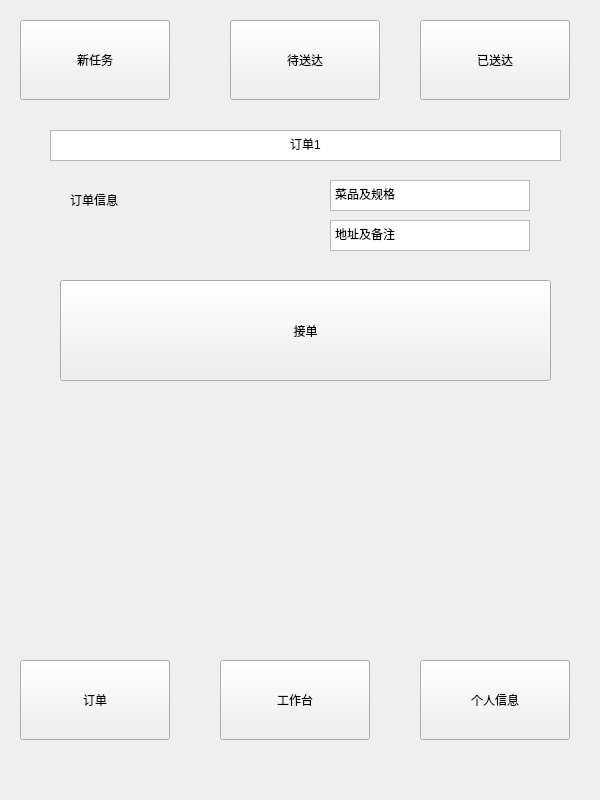
Before: the Qt Designer form business/shangjia.ui in chichuxwx/Food-delivery-platform, drawn with Qt 5.
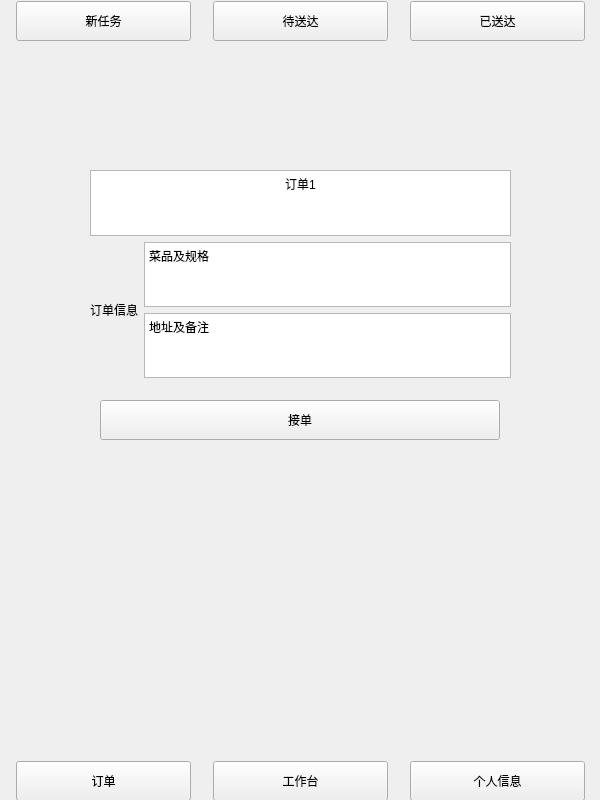
After: the same form once the commit is applied.

```diff
--- a/business/shangjia.ui
+++ b/business/shangjia.ui
@@ -13,169 +13,262 @@
   <property name="windowTitle">
    <string>Form</string>
   </property>
-  <widget class="QLabel" name="label">
-   <property name="geometry">
-    <rect>
-     <x>70</x>
-     <y>190</y>
-     <width>69</width>
-     <height>19</height>
-    </rect>
-   </property>
-   <property name="text">
-    <string>订单信息</string>
-   </property>
-  </widget>
-  <widget class="QPushButton" name="pushButton_4">
-   <property name="geometry">
-    <rect>
-     <x>20</x>
-     <y>660</y>
-     <width>150</width>
-     <height>80</height>
-    </rect>
-   </property>
-   <property name="text">
-    <string>订单</string>
-   </property>
-  </widget>
-  <widget class="QPushButton" name="pushButton_6">
-   <property name="geometry">
-    <rect>
-     <x>220</x>
-     <y>660</y>
-     <width>150</width>
-     <height>80</height>
-    </rect>
-   </property>
-   <property name="text">
-    <string>工作台</string>
-   </property>
-  </widget>
-  <widget class="QPushButton" name="pushButton_2">
-   <property name="geometry">
-    <rect>
-     <x>230</x>
-     <y>20</y>
-     <width>150</width>
-     <height>80</height>
-    </rect>
-   </property>
-   <property name="text">
-    <string>待送达</string>
-   </property>
-  </widget>
-  <widget class="QTextBrowser" name="textBrowser_3">
-   <property name="geometry">
-    <rect>
-     <x>330</x>
-     <y>220</y>
-     <width>200</width>
-     <height>31</height>
-    </rect>
-   </property>
-   <property name="html">
-    <string>&lt;!DOCTYPE HTML PUBLIC &quot;-//W3C//DTD HTML 4.0//EN&quot; &quot;http://www.w3.org/TR/REC-html40/strict.dtd&quot;&gt;
-&lt;html&gt;&lt;head&gt;&lt;meta name=&quot;qrichtext&quot; content=&quot;1&quot; /&gt;&lt;meta charset=&quot;utf-8&quot; /&gt;&lt;style type=&quot;text/css&quot;&gt;
-p, li { white-space: pre-wrap; }
-hr { height: 1px; border-width: 0; }
-li.unchecked::marker { content: &quot;\2610&quot;; }
-li.checked::marker { content: &quot;\2612&quot;; }
-&lt;/style&gt;&lt;/head&gt;&lt;body style=&quot; font-family:'Microsoft YaHei UI'; font-size:9pt; font-weight:400; font-style:normal;&quot;&gt;
-&lt;p style=&quot; margin-top:0px; margin-bottom:0px; margin-left:0px; margin-right:0px; -qt-block-indent:0; text-indent:0px;&quot;&gt;地址及备注&lt;/p&gt;&lt;/body&gt;&lt;/html&gt;</string>
-   </property>
-  </widget>
-  <widget class="QTextBrowser" name="textBrowser">
-   <property name="geometry">
-    <rect>
-     <x>50</x>
-     <y>130</y>
-     <width>511</width>
-     <height>31</height>
-    </rect>
-   </property>
-   <property name="html">
-    <string>&lt;!DOCTYPE HTML PUBLIC &quot;-//W3C//DTD HTML 4.0//EN&quot; &quot;http://www.w3.org/TR/REC-html40/strict.dtd&quot;&gt;
-&lt;html&gt;&lt;head&gt;&lt;meta name=&quot;qrichtext&quot; content=&quot;1&quot; /&gt;&lt;meta charset=&quot;utf-8&quot; /&gt;&lt;style type=&quot;text/css&quot;&gt;
-p, li { white-space: pre-wrap; }
-hr { height: 1px; border-width: 0; }
-li.unchecked::marker { content: &quot;\2610&quot;; }
-li.checked::marker { content: &quot;\2612&quot;; }
-&lt;/style&gt;&lt;/head&gt;&lt;body style=&quot; font-family:'Microsoft YaHei UI'; font-size:9pt; font-weight:400; font-style:normal;&quot;&gt;
-&lt;p align=&quot;center&quot; style=&quot; margin-top:0px; margin-bottom:0px; margin-left:0px; margin-right:0px; -qt-block-indent:0; text-indent:0px;&quot;&gt;订单1&lt;/p&gt;&lt;/body&gt;&lt;/html&gt;</string>
-   </property>
-  </widget>
-  <widget class="QPushButton" name="pushButton_3">
-   <property name="geometry">
-    <rect>
-     <x>420</x>
-     <y>20</y>
-     <width>150</width>
-     <height>80</height>
-    </rect>
-   </property>
-   <property name="text">
-    <string>已送达</string>
-   </property>
-  </widget>
-  <widget class="QTextBrowser" name="textBrowser_2">
-   <property name="geometry">
-    <rect>
-     <x>330</x>
-     <y>180</y>
-     <width>200</width>
-     <height>31</height>
-    </rect>
-   </property>
-   <property name="html">
-    <string>&lt;!DOCTYPE HTML PUBLIC &quot;-//W3C//DTD HTML 4.0//EN&quot; &quot;http://www.w3.org/TR/REC-html40/strict.dtd&quot;&gt;
-&lt;html&gt;&lt;head&gt;&lt;meta name=&quot;qrichtext&quot; content=&quot;1&quot; /&gt;&lt;meta charset=&quot;utf-8&quot; /&gt;&lt;style type=&quot;text/css&quot;&gt;
-p, li { white-space: pre-wrap; }
-hr { height: 1px; border-width: 0; }
-li.unchecked::marker { content: &quot;\2610&quot;; }
-li.checked::marker { content: &quot;\2612&quot;; }
-&lt;/style&gt;&lt;/head&gt;&lt;body style=&quot; font-family:'Microsoft YaHei UI'; font-size:9pt; font-weight:400; font-style:normal;&quot;&gt;
-&lt;p style=&quot; margin-top:0px; margin-bottom:0px; margin-left:0px; margin-right:0px; -qt-block-indent:0; text-indent:0px;&quot;&gt;菜品及规格&lt;/p&gt;&lt;/body&gt;&lt;/html&gt;</string>
-   </property>
-  </widget>
-  <widget class="QPushButton" name="pushButton">
-   <property name="geometry">
-    <rect>
-     <x>20</x>
-     <y>20</y>
-     <width>150</width>
-     <height>80</height>
-    </rect>
-   </property>
-   <property name="text">
-    <string>新任务</string>
-   </property>
-  </widget>
   <widget class="QPushButton" name="pushButton_7">
    <property name="geometry">
     <rect>
-     <x>60</x>
-     <y>280</y>
-     <width>491</width>
-     <height>101</height>
+     <x>100</x>
+     <y>400</y>
+     <width>400</width>
+     <height>40</height>
     </rect>
    </property>
+   <property name="minimumSize">
+    <size>
+     <width>400</width>
+     <height>40</height>
+    </size>
+   </property>
+   <property name="maximumSize">
+    <size>
+     <width>400</width>
+     <height>40</height>
+    </size>
+   </property>
    <property name="text">
     <string>接单</string>
    </property>
   </widget>
-  <widget class="QPushButton" name="pushButton_5">
+  <widget class="QWidget" name="layoutWidget">
    <property name="geometry">
     <rect>
-     <x>420</x>
-     <y>660</y>
-     <width>150</width>
-     <height>80</height>
+     <x>0</x>
+     <y>760</y>
+     <width>601</width>
+     <height>42</height>
     </rect>
    </property>
-   <property name="text">
-    <string>个人信息</string>
+   <layout class="QHBoxLayout" name="horizontalLayout">
+    <item>
+     <widget class="QPushButton" name="pushButton_4">
+      <property name="sizePolicy">
+       <sizepolicy hsizetype="Minimum" vsizetype="Fixed">
+        <horstretch>0</horstretch>
+        <verstretch>0</verstretch>
+       </sizepolicy>
+      </property>
+      <property name="minimumSize">
+       <size>
+        <width>175</width>
+        <height>40</height>
+       </size>
+      </property>
+      <property name="maximumSize">
+       <size>
+        <width>175</width>
+        <height>40</height>
+       </size>
+      </property>
+      <property name="font">
+       <font>
+        <family>Microsoft YaHei</family>
+       </font>
+      </property>
+      <property name="text">
+       <string>订单</string>
+      </property>
+     </widget>
+    </item>
+    <item>
+     <widget class="QPushButton" name="pushButton_6">
+      <property name="sizePolicy">
+       <sizepolicy hsizetype="Minimum" vsizetype="Fixed">
+        <horstretch>0</horstretch>
+        <verstretch>0</verstretch>
+       </sizepolicy>
+      </property>
+      <property name="minimumSize">
+       <size>
+        <width>175</width>
+        <height>40</height>
+       </size>
+      </property>
+      <property name="maximumSize">
+       <size>
+        <width>175</width>
+        <height>40</height>
+       </size>
+      </property>
+      <property name="font">
+       <font>
+        <family>Microsoft YaHei</family>
+       </font>
+      </property>
+      <property name="text">
+       <string>工作台</string>
+      </property>
+     </widget>
+    </item>
+    <item>
+     <widget class="QPushButton" name="pushButton_5">
+      <property name="sizePolicy">
+       <sizepolicy hsizetype="Fixed" vsizetype="Fixed">
+        <horstretch>0</horstretch>
+        <verstretch>0</verstretch>
+       </sizepolicy>
+      </property>
+      <property name="minimumSize">
+       <size>
+        <width>175</width>
+        <height>40</height>
+       </size>
+      </property>
+      <property name="maximumSize">
+       <size>
+        <width>175</width>
+        <height>40</height>
+       </size>
+      </property>
+      <property name="font">
+       <font>
+        <family>Microsoft YaHei</family>
+       </font>
+      </property>
+      <property name="text">
+       <string>个人信息</string>
+      </property>
+     </widget>
+    </item>
+   </layout>
+  </widget>
+  <widget class="QWidget" name="layoutWidget">
+   <property name="geometry">
+    <rect>
+     <x>0</x>
+     <y>0</y>
+     <width>601</width>
+     <height>42</height>
+    </rect>
    </property>
+   <layout class="QHBoxLayout" name="horizontalLayout_2">
+    <item>
+     <widget class="QPushButton" name="pushButton">
+      <property name="minimumSize">
+       <size>
+        <width>175</width>
+        <height>40</height>
+       </size>
+      </property>
+      <property name="maximumSize">
+       <size>
+        <width>175</width>
+        <height>40</height>
+       </size>
+      </property>
+      <property name="text">
+       <string>新任务</string>
+      </property>
+     </widget>
+    </item>
+    <item>
+     <widget class="QPushButton" name="pushButton_2">
+      <property name="minimumSize">
+       <size>
+        <width>175</width>
+        <height>40</height>
+       </size>
+      </property>
+      <property name="maximumSize">
+       <size>
+        <width>175</width>
+        <height>40</height>
+       </size>
+      </property>
+      <property name="text">
+       <string>待送达</string>
+      </property>
+     </widget>
+    </item>
+    <item>
+     <widget class="QPushButton" name="pushButton_3">
+      <property name="minimumSize">
+       <size>
+        <width>175</width>
+        <height>40</height>
+       </size>
+      </property>
+      <property name="maximumSize">
+       <size>
+        <width>175</width>
+        <height>40</height>
+       </size>
+      </property>
+      <property name="text">
+       <string>已送达</string>
+      </property>
+     </widget>
+    </item>
+   </layout>
+  </widget>
+  <widget class="QWidget" name="layoutWidget">
+   <property name="geometry">
+    <rect>
+     <x>90</x>
+     <y>170</y>
+     <width>421</width>
+     <height>208</height>
+    </rect>
+   </property>
+   <layout class="QGridLayout" name="gridLayout">
+    <item row="0" column="0" colspan="2">
+     <widget class="QTextBrowser" name="textBrowser">
+      <property name="html">
+       <string>&lt;!DOCTYPE HTML PUBLIC &quot;-//W3C//DTD HTML 4.0//EN&quot; &quot;http://www.w3.org/TR/REC-html40/strict.dtd&quot;&gt;
+&lt;html&gt;&lt;head&gt;&lt;meta name=&quot;qrichtext&quot; content=&quot;1&quot; /&gt;&lt;meta charset=&quot;utf-8&quot; /&gt;&lt;style type=&quot;text/css&quot;&gt;
+p, li { white-space: pre-wrap; }
+hr { height: 1px; border-width: 0; }
+li.unchecked::marker { content: &quot;\2610&quot;; }
+li.checked::marker { content: &quot;\2612&quot;; }
+&lt;/style&gt;&lt;/head&gt;&lt;body style=&quot; font-family:'Microsoft YaHei UI'; font-size:9pt; font-weight:400; font-style:normal;&quot;&gt;
+&lt;p align=&quot;center&quot; style=&quot; margin-top:0px; margin-bottom:0px; margin-left:0px; margin-right:0px; -qt-block-indent:0; text-indent:0px;&quot;&gt;订单1&lt;/p&gt;&lt;/body&gt;&lt;/html&gt;</string>
+      </property>
+     </widget>
+    </item>
+    <item row="1" column="0" rowspan="2">
+     <widget class="QLabel" name="label">
+      <property name="text">
+       <string>订单信息</string>
+      </property>
+     </widget>
+    </item>
+    <item row="1" column="1">
+     <widget class="QTextBrowser" name="textBrowser_2">
+      <property name="html">
+       <string>&lt;!DOCTYPE HTML PUBLIC &quot;-//W3C//DTD HTML 4.0//EN&quot; &quot;http://www.w3.org/TR/REC-html40/strict.dtd&quot;&gt;
+&lt;html&gt;&lt;head&gt;&lt;meta name=&quot;qrichtext&quot; content=&quot;1&quot; /&gt;&lt;meta charset=&quot;utf-8&quot; /&gt;&lt;style type=&quot;text/css&quot;&gt;
+p, li { white-space: pre-wrap; }
+hr { height: 1px; border-width: 0; }
+li.unchecked::marker { content: &quot;\2610&quot;; }
+li.checked::marker { content: &quot;\2612&quot;; }
+&lt;/style&gt;&lt;/head&gt;&lt;body style=&quot; font-family:'Microsoft YaHei UI'; font-size:9pt; font-weight:400; font-style:normal;&quot;&gt;
+&lt;p style=&quot; margin-top:0px; margin-bottom:0px; margin-left:0px; margin-right:0px; -qt-block-indent:0; text-indent:0px;&quot;&gt;菜品及规格&lt;/p&gt;&lt;/body&gt;&lt;/html&gt;</string>
+      </property>
+     </widget>
+    </item>
+    <item row="2" column="1">
+     <widget class="QTextBrowser" name="textBrowser_3">
+      <property name="html">
+       <string>&lt;!DOCTYPE HTML PUBLIC &quot;-//W3C//DTD HTML 4.0//EN&quot; &quot;http://www.w3.org/TR/REC-html40/strict.dtd&quot;&gt;
+&lt;html&gt;&lt;head&gt;&lt;meta name=&quot;qrichtext&quot; content=&quot;1&quot; /&gt;&lt;meta charset=&quot;utf-8&quot; /&gt;&lt;style type=&quot;text/css&quot;&gt;
+p, li { white-space: pre-wrap; }
+hr { height: 1px; border-width: 0; }
+li.unchecked::marker { content: &quot;\2610&quot;; }
+li.checked::marker { content: &quot;\2612&quot;; }
+&lt;/style&gt;&lt;/head&gt;&lt;body style=&quot; font-family:'Microsoft YaHei UI'; font-size:9pt; font-weight:400; font-style:normal;&quot;&gt;
+&lt;p style=&quot; margin-top:0px; margin-bottom:0px; margin-left:0px; margin-right:0px; -qt-block-indent:0; text-indent:0px;&quot;&gt;地址及备注&lt;/p&gt;&lt;/body&gt;&lt;/html&gt;</string>
+      </property>
+     </widget>
+    </item>
+   </layout>
   </widget>
  </widget>
  <resources/>
```
